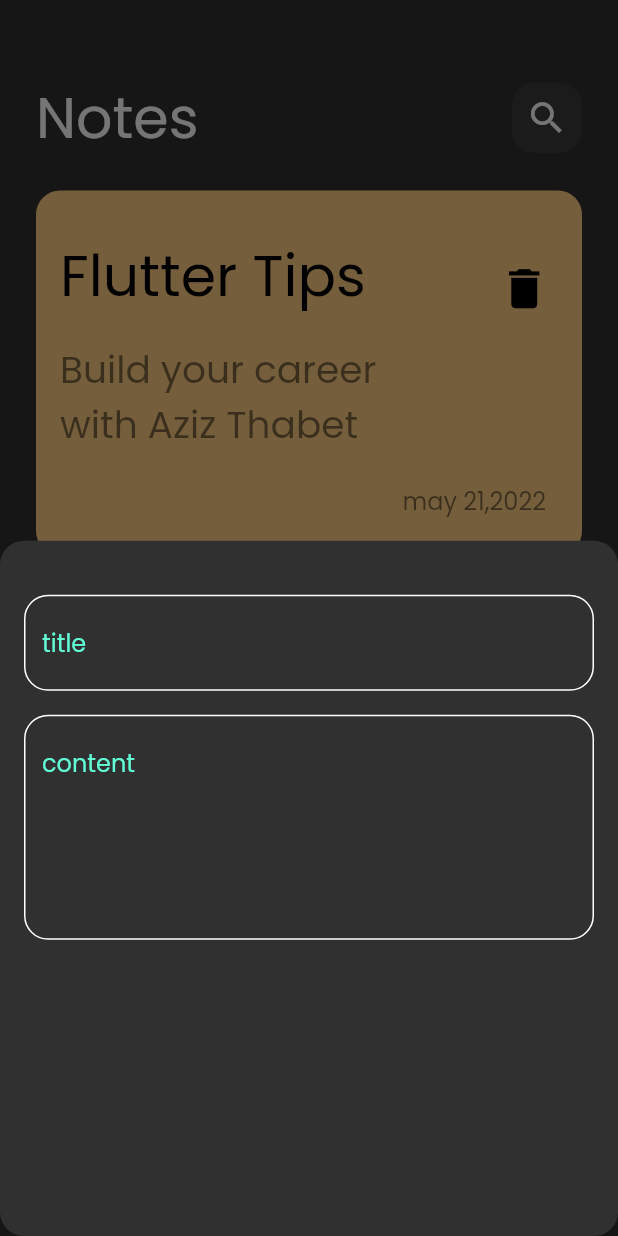
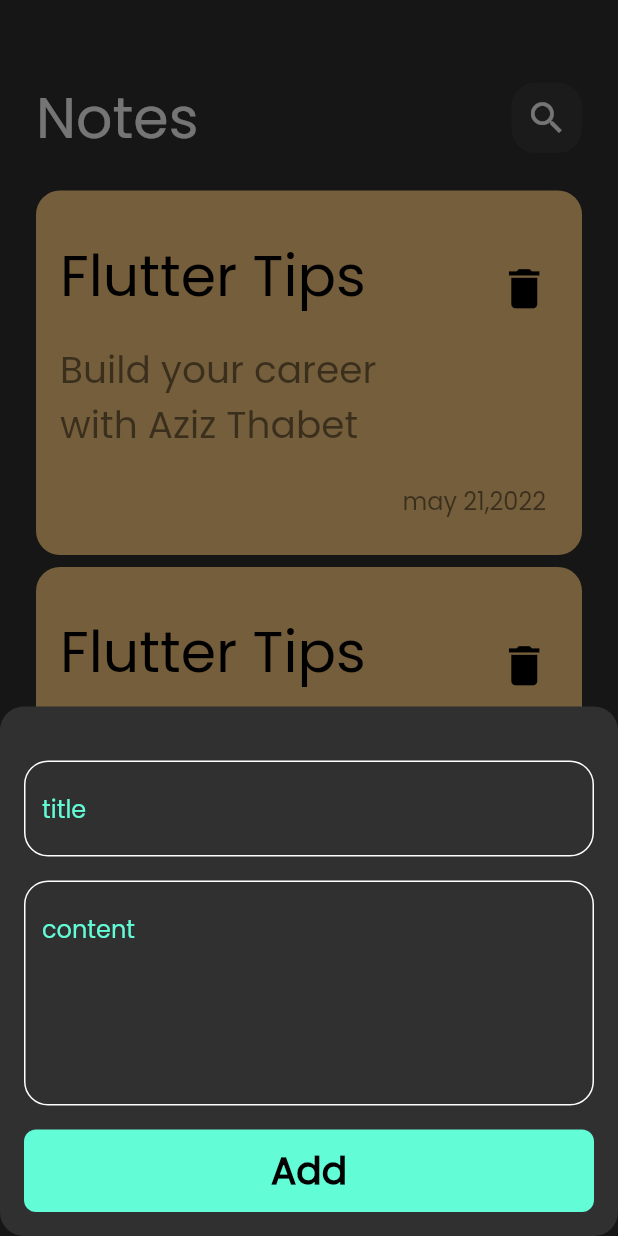
Before and after one commit to Aziz-thabet/notes_app, a Flutter app: the screen it shows after launch, after a tap on the "add" icon, on a phone screen of 412 x 824 dp. Run offline on Flutter 3.47's test engine with Material 2 defaults, Android fonts, the phone set to English and light mode, and no system bars.

Commit message:
Finish add note bottom sheet

```diff
--- a/lib/widgets/Add_Note_Button_Sheet.dart
+++ b/lib/widgets/Add_Note_Button_Sheet.dart
@@ -1,7 +1,10 @@
 // ignore_for_file: file_names
 
 import 'package:flutter/material.dart';
+import 'package:notes_app/constants.dart';
 import 'package:notes_app/widgets/Custom_Text_Field.dart';
+
+import 'Custom_Button.dart';
 
 class AddNoteButtonSheet extends StatelessWidget {
   const AddNoteButtonSheet({super.key});
@@ -10,6 +13,7 @@ class AddNoteButtonSheet extends StatelessWidget {
   Widget build(BuildContext context) {
     return const Padding(
       padding: EdgeInsets.symmetric(horizontal: 16.0),
+      child: SingleChildScrollView(
         child: Column(
           children: [
             SizedBox(height: 36,),
@@ -17,8 +21,10 @@ class AddNoteButtonSheet extends StatelessWidget {
             SizedBox(height: 16,),
             CustomTextField(hint: 'content',
             maxLines: 5,
-          )
+            ),
+            CustomButton(),
           ],
+        ),
       ),
     );
   }
--- /dev/null
+++ b/lib/widgets/Custom_Button.dart
@@ -0,0 +1,27 @@
+import 'package:flutter/material.dart';
+
+import '../constants.dart';
+
+class CustomButton extends StatelessWidget {
+  const CustomButton({super.key});
+
+  @override
+  Widget build(BuildContext context) {
+    return Padding(
+      padding: const EdgeInsets.symmetric(vertical: 16.0),
+      child: Container(
+        width: MediaQuery.of(context).size.width,
+        height: 55,
+        decoration: BoxDecoration(
+          color: kPrimaryColor,
+          borderRadius: BorderRadius.circular(8),
+        ),
+        child: const Center(child:  Text('Add',
+          style: TextStyle(color: Colors.black,
+            fontWeight: FontWeight.bold,
+            fontSize: 25,),
+        )),
+      ),
+    );
+  }
+}
```
Lines whose indentation alone changed are shown as unchanged.
